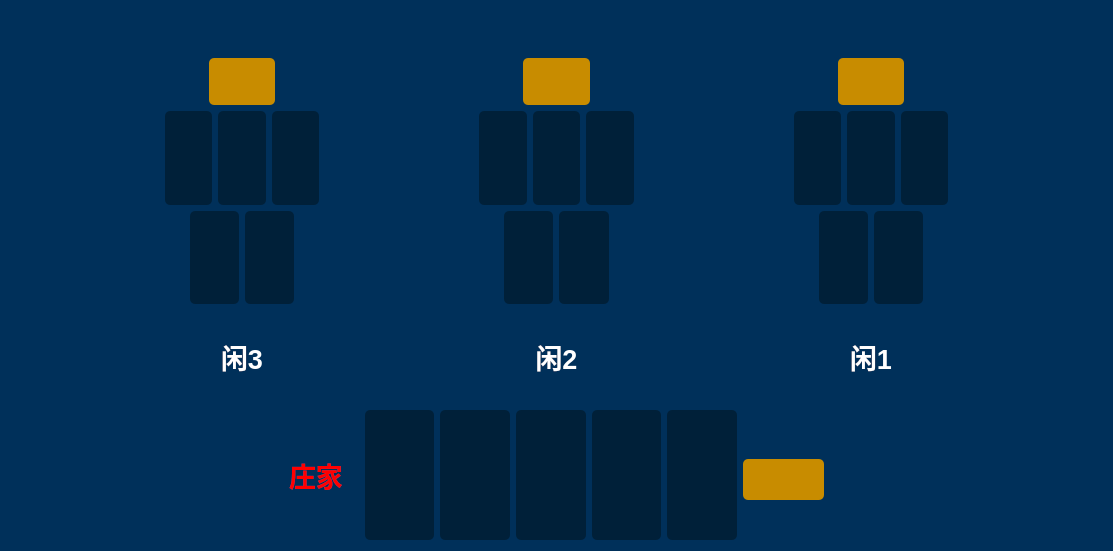
QPKJEDL/deskgame, file NiuNiu_zhubo_mod/mod/mod_roomCard/MRoomCard.ui: the form before one commit.
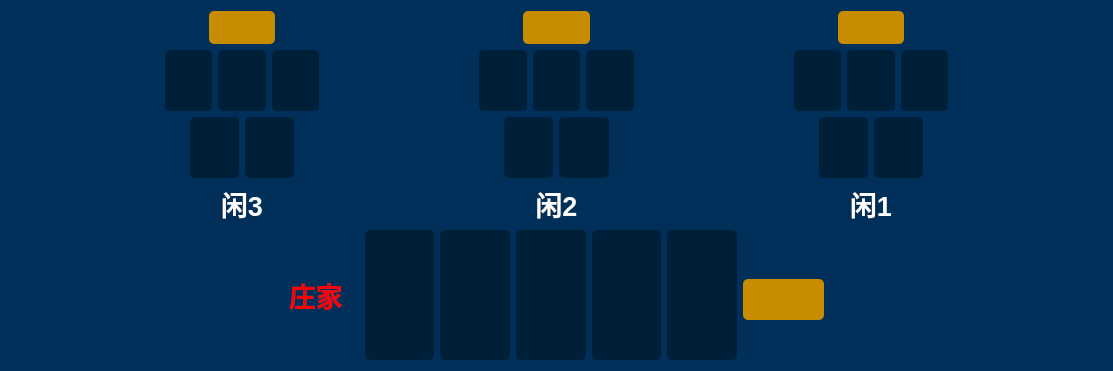
The form after the commit.

Patch:
```diff
--- a/NiuNiu_zhubo_mod/mod/mod_roomCard/MRoomCard.ui
+++ b/NiuNiu_zhubo_mod/mod/mod_roomCard/MRoomCard.ui
@@ -7,7 +7,7 @@
     <x>0</x>
     <y>0</y>
     <width>1113</width>
-    <height>551</height>
+    <height>371</height>
    </rect>
   </property>
   <property name="windowTitle">
@@ -16,7 +16,7 @@
   <property name="styleSheet">
    <string notr="true">background-color: rgb(0, 48, 90);</string>
   </property>
-  <layout class="QVBoxLayout" name="verticalLayout" stretch="0,1">
+  <layout class="QVBoxLayout" name="verticalLayout" stretch="2,1">
    <item>
     <layout class="QHBoxLayout" name="horizontalLayout_22">
      <item>
@@ -33,20 +33,7 @@
       </spacer>
      </item>
      <item>
-      <layout class="QVBoxLayout" name="verticalLayout_5" stretch="1,1,2,2,2">
-       <item>
-        <spacer name="verticalSpacer">
-         <property name="orientation">
-          <enum>Qt::Vertical</enum>
-         </property>
-         <property name="sizeHint" stdset="0">
-          <size>
-           <width>0</width>
-           <height>0</height>
-          </size>
-         </property>
-        </spacer>
-       </item>
+      <layout class="QVBoxLayout" name="verticalLayout_5" stretch="1,3,3,1">
        <item>
         <layout class="QHBoxLayout" name="horizontalLayout_3" stretch="2,3,2">
          <item>
@@ -227,20 +214,7 @@
       </spacer>
      </item>
      <item>
-      <layout class="QVBoxLayout" name="verticalLayout_6" stretch="1,1,2,2,2">
-       <item>
-        <spacer name="verticalSpacer_2">
-         <property name="orientation">
-          <enum>Qt::Vertical</enum>
-         </property>
-         <property name="sizeHint" stdset="0">
-          <size>
-           <width>0</width>
-           <height>0</height>
-          </size>
-         </property>
-        </spacer>
-       </item>
+      <layout class="QVBoxLayout" name="verticalLayout_6" stretch="1,3,3,1">
        <item>
         <layout class="QHBoxLayout" name="horizontalLayout_4" stretch="2,3,2">
          <item>
@@ -415,20 +389,7 @@
       </spacer>
      </item>
      <item>
-      <layout class="QVBoxLayout" name="verticalLayout_7" stretch="1,1,2,2,2">
-       <item>
-        <spacer name="verticalSpacer_3">
-         <property name="orientation">
-          <enum>Qt::Vertical</enum>
-         </property>
-         <property name="sizeHint" stdset="0">
-          <size>
-           <width>0</width>
-           <height>0</height>
-          </size>
-         </property>
-        </spacer>
-       </item>
+      <layout class="QVBoxLayout" name="verticalLayout_7" stretch="1,3,3,1">
        <item>
         <layout class="QHBoxLayout" name="horizontalLayout_18" stretch="2,3,2">
          <item>
```
